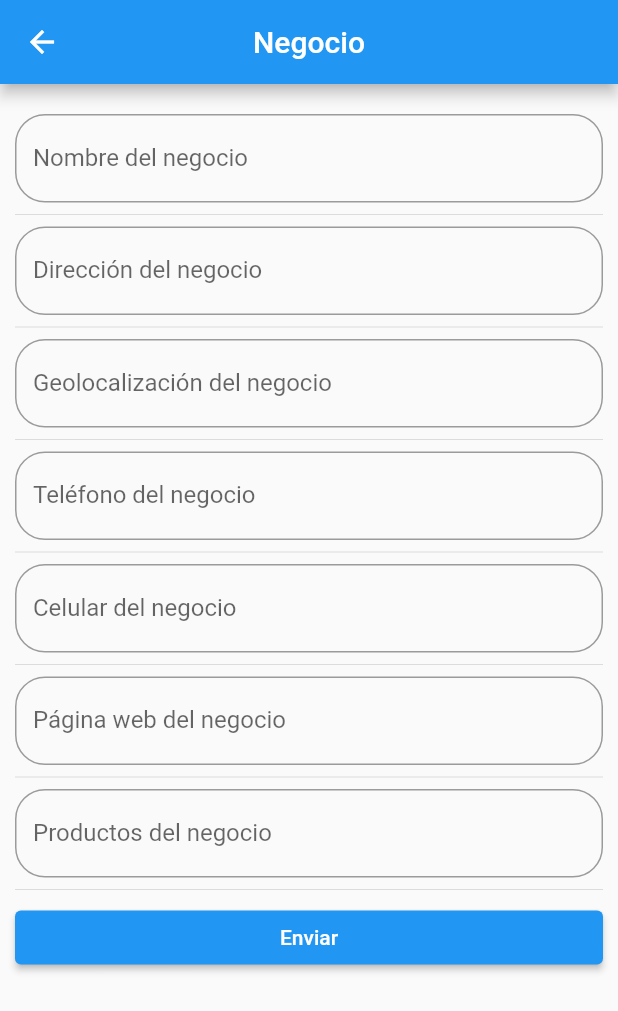
After one commit to pauloalvarez21/tiendaApp, a Flutter app: the screen it shows after launch, after a tap on "Negocios", on a phone screen of 412 x 824 dp. The commit adds this screen. Shown: the top 1011 px of the screen. Run offline on Flutter 3.47's test engine with Material 2 defaults, Android fonts, the phone set to English and light mode, and no system bars; our stand-ins replace firebase_core, firebase_messaging; missing offline and left inert: mapbox_gl; accounts and stored records are empty.

Commit message:
negocios

```diff
--- a/lib/main.dart
+++ b/lib/main.dart
@@ -5,6 +5,7 @@ import 'package:tiendaapp/screens/cliente_screen.dart';
 import 'package:tiendaapp/screens/home_screen.dart';
 import 'package:tiendaapp/screens/mapa_screen.dart';
 import 'package:tiendaapp/screens/message_screen.dart';
+import 'package:tiendaapp/screens/negocios_screen.dart';
 import 'package:tiendaapp/services/push_notifications_service.dart';
 
 void main() async {
@@ -51,6 +52,7 @@ class _MyAppState extends State<MyApp> {
         'message': (_) => MessageScreen(),
         'mapa': (_) => MapaScreen(),
         'cliente': (_) => ClienteScreen(),
+        'negocio': (_) => NegociosScreen(),
       },
     );
   }
--- a/lib/screens/home_screen.dart
+++ b/lib/screens/home_screen.dart
@@ -33,6 +33,17 @@ class HomeScreen extends StatelessWidget {
               ),
             ),
           ),
+          //Card negocios
+          Card(
+            child: Center(
+              child: ElevatedButton(
+                child: Text('Negocios'),
+                onPressed: () {
+                  Navigator.pushNamed(context, 'negocio');
+                },
+              ),
+            ),
+          ),
         ],
       ),
     );
--- /dev/null
+++ b/lib/screens/negocios_screen.dart
@@ -0,0 +1,167 @@
+import 'package:flutter/material.dart';
+
+class NegociosScreen extends StatefulWidget {
+  const NegociosScreen({Key? key}) : super(key: key);
+
+  @override
+  _NegociosScreenState createState() => _NegociosScreenState();
+}
+
+class _NegociosScreenState extends State<NegociosScreen> {
+  String _nombre = '';
+  String _direccion = '';
+  String _geo = '';
+  String _telefono = '';
+  String _celular = '';
+  String _web = '';
+  String _productos = '';
+
+  @override
+  Widget build(BuildContext context) {
+    return Scaffold(
+      appBar: AppBar(
+        title: Text('Negocio'),
+        centerTitle: true,
+      ),
+      body: ListView(
+        padding: EdgeInsets.symmetric(horizontal: 10.0, vertical: 20.0),
+        children: [
+          _inputNombre(),
+          Divider(),
+          _inputDireccion(),
+          Divider(),
+          _inputGeo(),
+          Divider(),
+          _inputTelefono(),
+          Divider(),
+          _inputCelular(),
+          Divider(),
+          _inputWeb(),
+          Divider(),
+          _inputProductos(),
+          Divider(),
+          _botonEnviar()
+        ],
+      ),
+    );
+  }
+
+  Widget _inputNombre() {
+    return TextField(
+      textCapitalization: TextCapitalization.sentences,
+      decoration: InputDecoration(
+        hintText: 'Nombre del negocio',
+        labelText: 'Nombre del negocio',
+        border: OutlineInputBorder(borderRadius: BorderRadius.circular(20.0)),
+      ),
+      onChanged: (valor) {
+        setState(() {
+          _nombre = valor;
+        });
+      },
+    );
+  }
+
+  Widget _inputDireccion() {
+    return TextField(
+      textCapitalization: TextCapitalization.sentences,
+      decoration: InputDecoration(
+        hintText: 'Dirección del negocio',
+        labelText: 'Dirección del negocio',
+        border: OutlineInputBorder(borderRadius: BorderRadius.circular(20.0)),
+      ),
+      onChanged: (valor) {
+        setState(() {
+          _direccion = valor;
+        });
+      },
+    );
+  }
+
+  Widget _inputGeo() {
+    return TextField(
+      textCapitalization: TextCapitalization.sentences,
+      decoration: InputDecoration(
+        hintText: 'Geolocalización del negocio',
+        labelText: 'Geolocalización del negocio',
+        border: OutlineInputBorder(borderRadius: BorderRadius.circular(20.0)),
+      ),
+      onChanged: (valor) {
+        setState(() {
+          _geo = valor;
+        });
+      },
+    );
+  }
+
+  Widget _inputTelefono() {
+    return TextField(
+      keyboardType: TextInputType.number,
+      decoration: InputDecoration(
+        hintText: 'Teléfono del negocio',
+        labelText: 'Teléfono del negocio',
+        border: OutlineInputBorder(borderRadius: BorderRadius.circular(20.0)),
+      ),
+      onChanged: (valor) {
+        setState(() {
+          _telefono = valor;
+        });
+      },
+    );
+  }
+
+  Widget _inputCelular() {
+    return TextField(
+      keyboardType: TextInputType.number,
+      decoration: InputDecoration(
+        hintText: 'Celular del negocio',
+        labelText: 'Celular del negocio',
+        border: OutlineInputBorder(borderRadius: BorderRadius.circular(20.0)),
+      ),
+      onChanged: (valor) {
+        setState(() {
+          _celular = valor;
+        });
+      },
+    );
+  }
+
+  Widget _inputWeb() {
+    return TextField(
+      textCapitalization: TextCapitalization.sentences,
+      decoration: InputDecoration(
+        hintText: 'Página web del negocio',
+        labelText: 'Página web del negocio',
+        border: OutlineInputBorder(borderRadius: BorderRadius.circular(20.0)),
+      ),
+      onChanged: (valor) {
+        setState(() {
+          _web = valor;
+        });
+      },
+    );
+  }
+
+  Widget _inputProductos() {
+    return TextField(
+      textCapitalization: TextCapitalization.sentences,
+      decoration: InputDecoration(
+        hintText: 'Productos del negocio',
+        labelText: 'Productos del negocio',
+        border: OutlineInputBorder(borderRadius: BorderRadius.circular(20.0)),
+      ),
+      onChanged: (valor) {
+        setState(() {
+          _productos = valor;
+        });
+      },
+    );
+  }
+
+  Widget _botonEnviar() {
+    return ElevatedButton(
+      child: Text('Enviar'),
+      onPressed: () {},
+    );
+  }
+}
```
Also changed, not shown: 1 other file.
